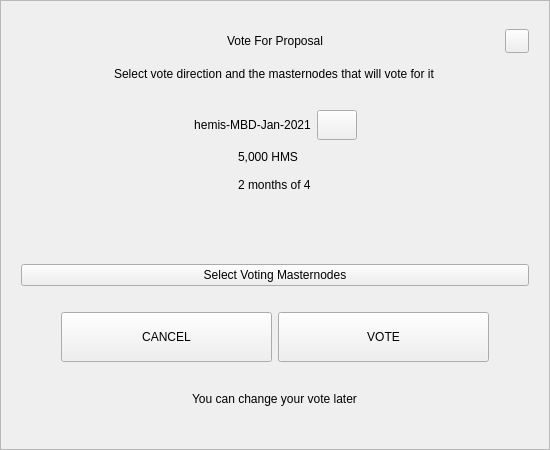
hypermoist/Hemis, file src/qt/hemis/forms/votedialog.ui: the form before one commit.
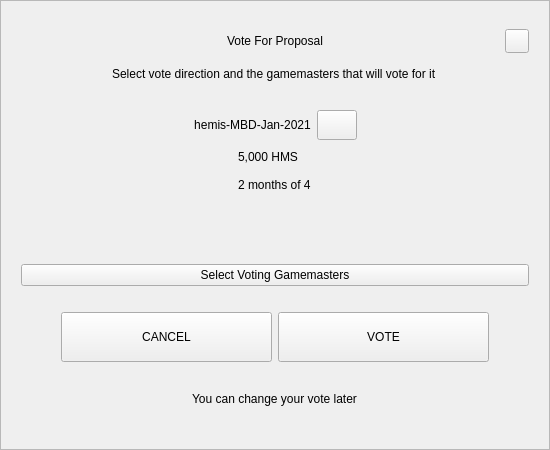
The form after the commit.

Commit message:
Masternode/MASTERNODE/MN/mn to Gamemaster/GAMEMASTER/GM/gm
File name changes

Missing files

cleanup

cleanup

cleanup

Name changes

last ones hopefully...

Missing

Mn->Gm

QT name changes

Typo

more typos

Revert "more typos"

This reverts commit a614ab6e0b3b89168e238463d92f60d84452d6ef.

Revert "Typo"

This reverts commit 8dec64fede15042530ec0813157284b50c026c28.

MasterNode -> GameMaster

```diff
--- a/src/qt/hemis/forms/votedialog.ui
+++ b/src/qt/hemis/forms/votedialog.ui
@@ -139,7 +139,7 @@
       <item alignment="Qt::AlignHCenter">
        <widget class="QLabel" name="labelSubtitle">
         <property name="text">
-         <string>Select vote direction and the masternodes that will vote for it</string>
+         <string>Select vote direction and the gamemasters that will vote for it</string>
         </property>
        </widget>
       </item>
@@ -415,7 +415,7 @@
          <cursorShape>PointingHandCursor</cursorShape>
         </property>
         <property name="text">
-         <string>Select Voting Masternodes</string>
+         <string>Select Voting Gamemasters</string>
         </property>
        </widget>
       </item>
```
Left out of the diff: 2 changed lines with no effect on the pictures. The commit also changes 300 other files.
